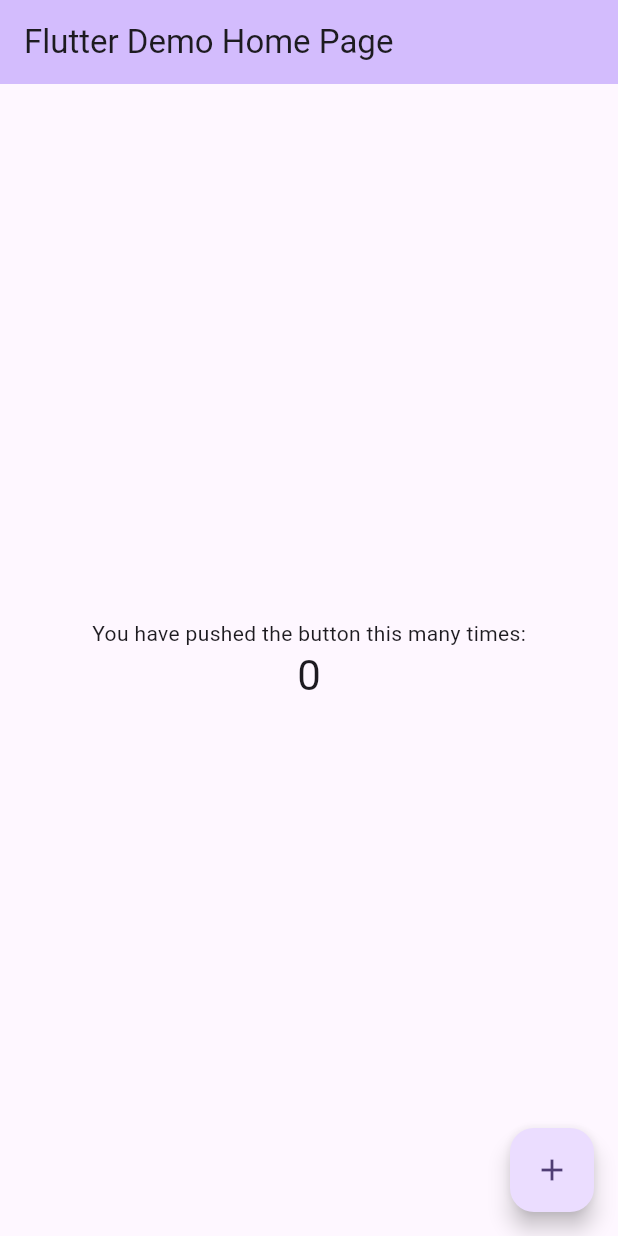
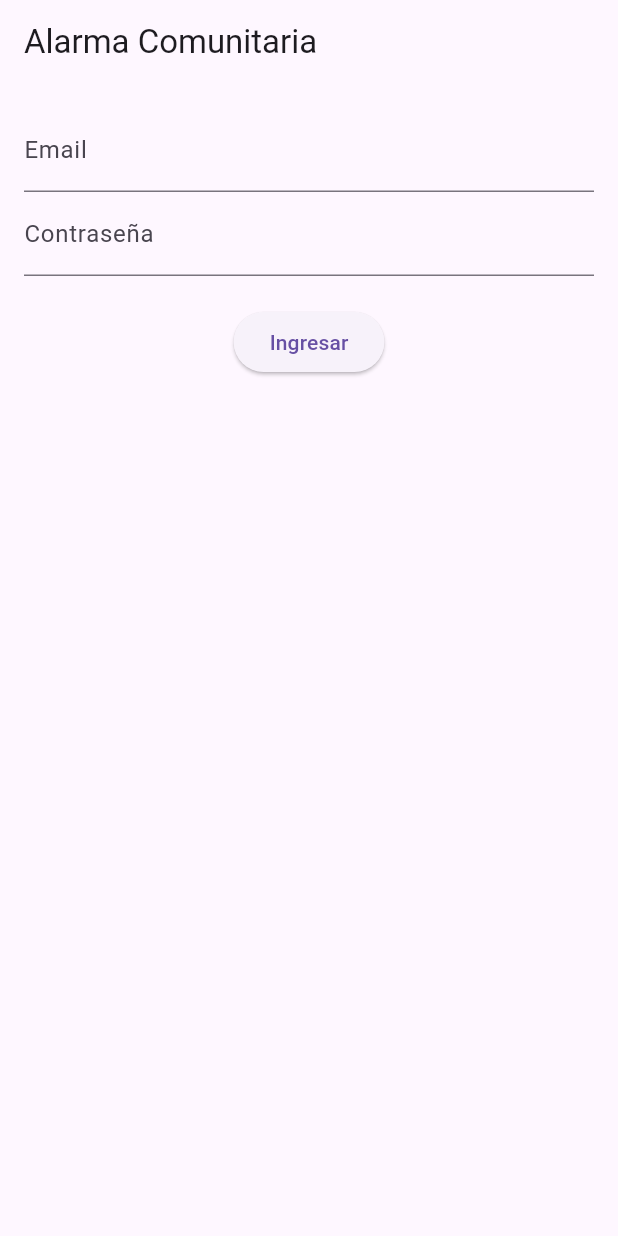
Before and after one commit to JohannaPuerchambud/MOBILE_Sistema-de-Alarma-Comunitaria, a Flutter app: the screen it shows after launch, on a phone screen of 412 x 824 dp. Run offline on Flutter 3.47's test engine with Material 3 defaults, Android fonts, the phone set to English and light mode, and no system bars; our stand-ins replace jwt_decoder, shared_preferences.

Commit message:
login y reportes

```diff
--- /dev/null
+++ b/lib/core/auth/auth_service.dart
@@ -0,0 +1,21 @@
+import 'dart:convert';
+import 'package:http/http.dart' as http;
+import '../config/api.dart';
+
+class AuthService {
+  Future<String?> login(String email, String password) async {
+    final url = Uri.parse('${ApiConfig.baseUrl}/auth/login');
+
+    final response = await http.post(
+      url,
+      headers: {'Content-Type': 'application/json'},
+      body: jsonEncode({'email': email, 'password': password}),
+    );
+
+    if (response.statusCode == 200) {
+      final data = jsonDecode(response.body);
+      return data['token'] as String?;
+    }
+    return null;
+  }
+}
--- /dev/null
+++ b/lib/core/config/api.dart
@@ -0,0 +1,3 @@
+class ApiConfig {
+  static const String baseUrl = 'http://10.0.2.2:4000/api';
+}
--- a/lib/main.dart
+++ b/lib/main.dart
@@ -1,4 +1,9 @@
 import 'package:flutter/material.dart';
+import 'package:jwt_decoder/jwt_decoder.dart';
+
+import 'core/auth/token_storage.dart';
+import 'pages/login/login_page.dart';
+import 'pages/home/home_page.dart';
 
 void main() {
   runApp(const MyApp());
@@ -7,116 +12,40 @@ void main() {
 class MyApp extends StatelessWidget {
   const MyApp({super.key});
 
-  // This widget is the root of your application.
   @override
   Widget build(BuildContext context) {
-    return MaterialApp(
-      title: 'Flutter Demo',
-      theme: ThemeData(
-        // This is the theme of your application.
-        //
-        // TRY THIS: Try running your application with "flutter run". You'll see
-        // the application has a purple toolbar. Then, without quitting the app,
-        // try changing the seedColor in the colorScheme below to Colors.green
-        // and then invoke "hot reload" (save your changes or press the "hot
-        // reload" button in a Flutter-supported IDE, or press "r" if you used
-        // the command line to start the app).
-        //
-        // Notice that the counter didn't reset back to zero; the application
-        // state is not lost during the reload. To reset the state, use hot
-        // restart instead.
-        //
-        // This works for code too, not just values: Most code changes can be
-        // tested with just a hot reload.
-        colorScheme: .fromSeed(seedColor: Colors.deepPurple),
-      ),
-      home: const MyHomePage(title: 'Flutter Demo Home Page'),
+    return const MaterialApp(
+      debugShowCheckedModeBanner: false,
+      home: AuthGate(),
     );
   }
 }
 
-class MyHomePage extends StatefulWidget {
-  const MyHomePage({super.key, required this.title});
+class AuthGate extends StatelessWidget {
+  const AuthGate({super.key});
 
-  // This widget is the home page of your application. It is stateful, meaning
-  // that it has a State object (defined below) that contains fields that affect
-  // how it looks.
-
-  // This class is the configuration for the state. It holds the values (in this
-  // case the title) provided by the parent (in this case the App widget) and
-  // used by the build method of the State. Fields in a Widget subclass are
-  // always marked "final".
-
-  final String title;
-
-  @override
-  State<MyHomePage> createState() => _MyHomePageState();
-}
-
-class _MyHomePageState extends State<MyHomePage> {
-  int _counter = 0;
-
-  void _incrementCounter() {
-    setState(() {
-      // This call to setState tells the Flutter framework that something has
-      // changed in this State, which causes it to rerun the build method below
-      // so that the display can reflect the updated values. If we changed
-      // _counter without calling setState(), then the build method would not be
-      // called again, and so nothing would appear to happen.
-      _counter++;
-    });
+  Future<bool> _hasValidToken() async {
+    final token = await TokenStorage().getToken();
+    if (token == null || token.isEmpty) return false;
+    if (JwtDecoder.isExpired(token)) return false;
+    return true;
   }
 
   @override
   Widget build(BuildContext context) {
-    // This method is rerun every time setState is called, for instance as done
-    // by the _incrementCounter method above.
-    //
-    // The Flutter framework has been optimized to make rerunning build methods
-    // fast, so that you can just rebuild anything that needs updating rather
-    // than having to individually change instances of widgets.
-    return Scaffold(
-      appBar: AppBar(
-        // TRY THIS: Try changing the color here to a specific color (to
-        // Colors.amber, perhaps?) and trigger a hot reload to see the AppBar
-        // change color while the other colors stay the same.
-        backgroundColor: Theme.of(context).colorScheme.inversePrimary,
-        // Here we take the value from the MyHomePage object that was created by
-        // the App.build method, and use it to set our appbar title.
-        title: Text(widget.title),
-      ),
-      body: Center(
-        // Center is a layout widget. It takes a single child and positions it
-        // in the middle of the parent.
-        child: Column(
-          // Column is also a layout widget. It takes a list of children and
-          // arranges them vertically. By default, it sizes itself to fit its
-          // children horizontally, and tries to be as tall as its parent.
-          //
-          // Column has various properties to control how it sizes itself and
-          // how it positions its children. Here we use mainAxisAlignment to
-          // center the children vertically; the main axis here is the vertical
-          // axis because Columns are vertical (the cross axis would be
-          // horizontal).
-          //
-          // TRY THIS: Invoke "debug painting" (choose the "Toggle Debug Paint"
-          // action in the IDE, or press "p" in the console), to see the
-          // wireframe for each widget.
-          mainAxisAlignment: .center,
-          children: [
-            const Text('You have pushed the button this many times:'),
-            Text(
-              '$_counter',
-              style: Theme.of(context).textTheme.headlineMedium,
-            ),
-          ],
-        ),
-      ),
-      floatingActionButton: FloatingActionButton(
-        onPressed: _incrementCounter,
-        tooltip: 'Increment',
-        child: const Icon(Icons.add),
-      ),
+    return FutureBuilder<bool>(
+      future: _hasValidToken(),
+      builder: (context, snapshot) {
+        if (!snapshot.hasData) {
+          return const Scaffold(
+            body: Center(child: CircularProgressIndicator()),
+          );
+        }
+
+        return snapshot.data == true
+            ? HomePage()
+            : const LoginPage();
+      },
     );
   }
 }
--- /dev/null
+++ b/lib/pages/login/login_page.dart
@@ -0,0 +1,74 @@
+import 'package:flutter/material.dart';
+import '../../core/auth/auth_service.dart';
+import '../../core/auth/token_storage.dart';
+import '../home/home_page.dart';
+
+class LoginPage extends StatefulWidget {
+  const LoginPage({super.key});
+
+  @override
+  State<LoginPage> createState() => _LoginPageState();
+}
+
+class _LoginPageState extends State<LoginPage> {
+  final _emailController = TextEditingController();
+  final _passwordController = TextEditingController();
+  final _authService = AuthService();
+  final _storage = TokenStorage();
+
+  bool loading = false;
+
+  Future<void> login() async {
+    setState(() => loading = true);
+
+    final token = await _authService.login(
+      _emailController.text.trim(),
+      _passwordController.text,
+    );
+
+    if (!mounted) return;
+
+    if (token != null && token.isNotEmpty) {
+      await _storage.saveToken(token);
+
+      if (!mounted) return;
+      Navigator.of(context).pushReplacement(
+        MaterialPageRoute(builder: (_) => HomePage()),
+      );
+    } else {
+      ScaffoldMessenger.of(context).showSnackBar(
+        const SnackBar(content: Text('Credenciales incorrectas ❌')),
+      );
+    }
+
+    if (mounted) setState(() => loading = false);
+  }
+
+  @override
+  Widget build(BuildContext context) {
+    return Scaffold(
+      appBar: AppBar(title: const Text('Alarma Comunitaria')),
+      body: Padding(
+        padding: const EdgeInsets.all(16),
+        child: Column(
+          children: [
+            TextField(
+              controller: _emailController,
+              decoration: const InputDecoration(labelText: 'Email'),
+            ),
+            TextField(
+              controller: _passwordController,
+              obscureText: true,
+              decoration: const InputDecoration(labelText: 'Contraseña'),
+            ),
+            const SizedBox(height: 20),
+            ElevatedButton(
+              onPressed: loading ? null : login,
+              child: Text(loading ? 'Ingresando...' : 'Ingresar'),
+            )
+          ],
+        ),
+      ),
+    );
+  }
+}
--- a/pubspec.yaml
+++ b/pubspec.yaml
@@ -30,6 +30,9 @@ environment:
 dependencies:
   flutter:
     sdk: flutter
+  http: ^1.2.2
+  shared_preferences: ^2.2.3
+  jwt_decoder: ^2.0.1
 
   # The following adds the Cupertino Icons font to your application.
   # Use with the CupertinoIcons class for iOS style icons.
```
Also changed, not shown: lib/core/auth/token_storage.dart (added, +20 -0 lines), lib/features/reports/report_create_page.dart (added, +96 -0 lines), lib/features/reports/report_list_page.dart (added, +181 -0 lines), lib/features/reports/report_model.dart (added, +31 -0 lines), lib/features/reports/report_service.dart (added, +55 -0 lines), lib/pages/home/home_page.dart (added, +69 -0 lines), pubspec.lock, 1 other file.
